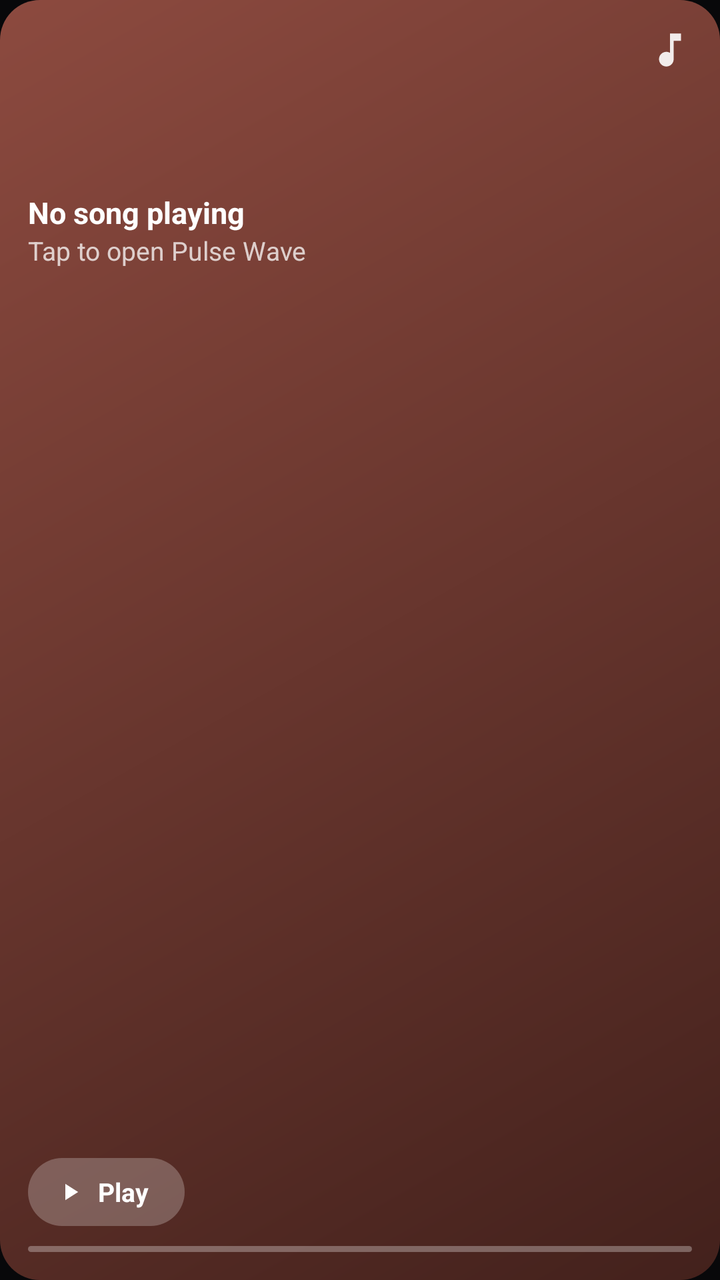
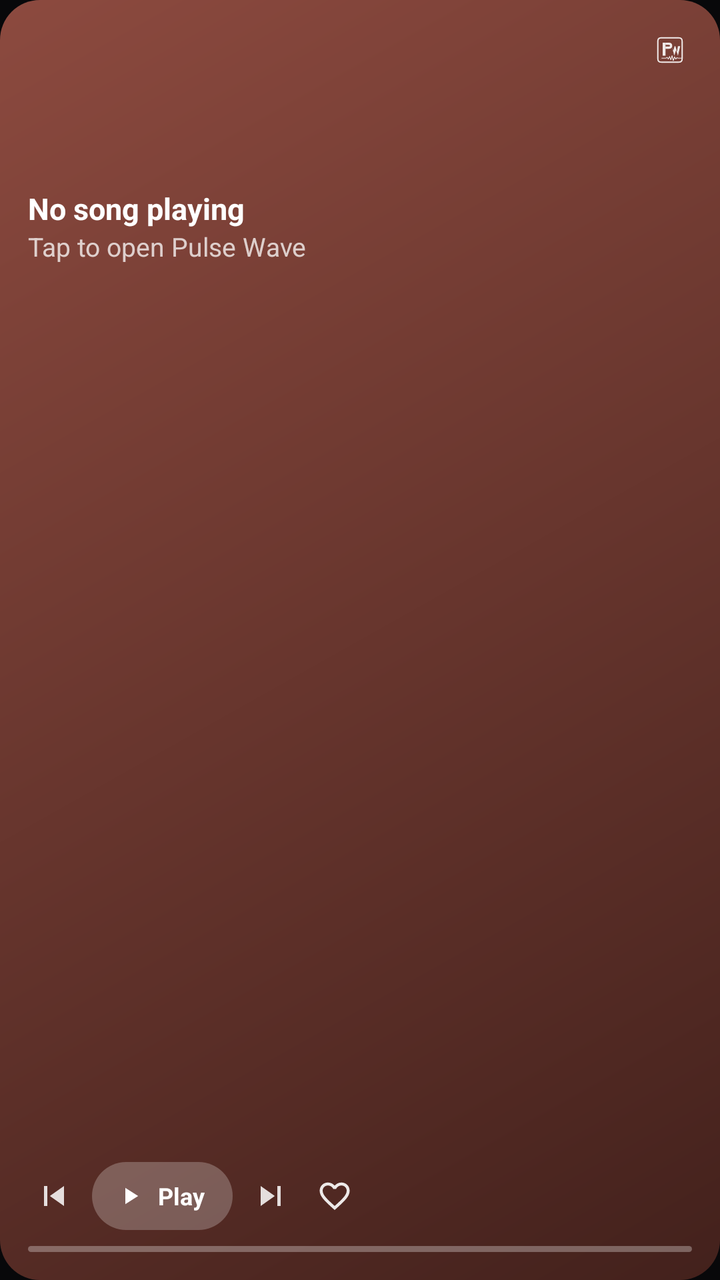

Before-and-after screenshots of an Android layout around one commit, followed by the original layout XML and the change that was made.
<!-- AndroidManifest.xml: application theme Theme.PulseWave -->
<!-- res/layout/widget_now_playing_square.xml -->
<?xml version="1.0" encoding="utf-8"?>
<FrameLayout xmlns:android="http://schemas.android.com/apk/res/android"
    android:id="@android:id/background"
    android:layout_width="match_parent"
    android:layout_height="match_parent"
    android:theme="@style/Theme.Widget.PulseWave">

    <ImageView
        android:id="@+id/widget_np_sq_bg"
        android:layout_width="match_parent"
        android:layout_height="match_parent"
        android:scaleType="fitXY"
        android:src="@drawable/widget_card_preview"
        android:contentDescription="@null" />

    <LinearLayout
        android:layout_width="match_parent"
        android:layout_height="match_parent"
        android:orientation="vertical"
        android:padding="14dp">

        <ImageView
            android:id="@+id/widget_np_sq_album_art"
            android:layout_width="72dp"
            android:layout_height="72dp"
            android:scaleType="centerCrop"
            android:contentDescription="@string/album_art" />

        <TextView
            android:id="@+id/widget_np_sq_title"
            android:layout_width="match_parent"
            android:layout_height="wrap_content"
            android:layout_marginTop="10dp"
            android:text="@string/not_playing"
            android:textSize="15sp"
            android:textStyle="bold"
            android:textColor="@color/widget_on_card"
            android:maxLines="1"
            android:ellipsize="end" />

        <TextView
            android:id="@+id/widget_np_sq_artist"
            android:layout_width="match_parent"
            android:layout_height="wrap_content"
            android:text="@string/tap_to_play"
            android:textSize="13sp"
            android:alpha="0.75"
            android:textColor="@color/widget_on_card"
            android:maxLines="1"
            android:ellipsize="end" />

        <Space
            android:layout_width="match_parent"
            android:layout_height="0dp"
            android:layout_weight="1" />

        <LinearLayout
            android:id="@+id/widget_np_sq_pill"
            android:layout_width="wrap_content"
            android:layout_height="34dp"
            android:orientation="horizontal"
            android:gravity="center_vertical"
            android:paddingStart="14dp"
            android:paddingEnd="18dp"
            android:background="@drawable/widget_pill_scrim_light">

            <ImageView
                android:id="@+id/widget_np_sq_play_pause"
                android:layout_width="14dp"
                android:layout_height="14dp"
                android:src="@drawable/ic_widget_play"
                android:contentDescription="@string/play_pause" />

            <TextView
                android:id="@+id/widget_np_sq_pill_text"
                android:layout_width="wrap_content"
                android:layout_height="wrap_content"
                android:layout_marginStart="7dp"
                android:text="@string/widget_play"
                android:textSize="13sp"
                android:textStyle="bold"
                android:textColor="@color/widget_on_card" />
        </LinearLayout>

        
        <FrameLayout
            android:id="@+id/widget_np_sq_progress"
            android:layout_width="match_parent"
            android:layout_height="3dp"
            android:layout_marginTop="10dp">

            <ImageView
                android:id="@+id/widget_np_sq_progress_track"
                android:layout_width="match_parent"
                android:layout_height="match_parent"
                android:alpha="0.3"
                android:src="@drawable/widget_progress_track"
                android:scaleType="fitXY"
                android:contentDescription="@null" />

            <ImageView
                android:id="@+id/widget_np_sq_progress_fill"
                android:layout_width="match_parent"
                android:layout_height="match_parent"
                android:src="@drawable/widget_progress_clip"
                android:scaleType="fitXY"
                android:contentDescription="@null" />
        </FrameLayout>
    </LinearLayout>

    <ImageView
        android:id="@+id/widget_np_sq_glyph"
        android:layout_width="22dp"
        android:layout_height="22dp"
        android:layout_gravity="top|end"
        android:layout_margin="14dp"
        android:alpha="0.9"
        android:src="@drawable/ic_widget_music_note"
        android:contentDescription="@null" />
</FrameLayout>
<!-- resources referenced by this layout -->
<resources>
  <color name="widget_on_card">#FFFFFFFF</color>
  <!-- drawable ic_widget_music_note (drawable) -->
  <vector xmlns:android="http://schemas.android.com/apk/res/android"
      android:width="24dp"
      android:height="24dp"
      android:viewportWidth="24"
      android:viewportHeight="24"
      android:tint="#FFFFFF">
      <path
          android:fillColor="@android:color/white"
          android:pathData="M12,3v10.55c-0.59,-0.34 -1.27,-0.55 -2,-0.55 -2.21,0 -4,1.79 -4,4s1.79,4 4,4 4,-1.79 4,-4V7h4V3h-6z" />
  </vector>
  <string name="album_art">Album art</string>
  <string name="not_playing">No song playing</string>
  <string name="play_pause">Play/Pause</string>
  <string name="tap_to_play">Tap to open Pulse Wave</string>
  <string name="widget_play">Play</string>
  <style name="Theme.Widget.PulseWave" parent="@android:style/Theme.DeviceDefault.DayNight">
          <item name="android:colorBackground">#E6E1E5</item>
      </style>
  <!-- unchanged entries left out for length: 7 -->
</resources>

<!-- the commit's change to res/layout/widget_now_playing_square.xml (unified diff, before → after) -->
@@ -24,13 +24,14 @@
             android:layout_width="72dp"
             android:layout_height="72dp"
             android:scaleType="centerCrop"
+            android:src="@mipmap/ic_launcher"
             android:contentDescription="@string/album_art" />
 
         <TextView
             android:id="@+id/widget_np_sq_title"
             android:layout_width="match_parent"
             android:layout_height="wrap_content"
-            android:layout_marginTop="10dp"
+            android:layout_marginTop="8dp"
             android:text="@string/not_playing"
             android:textSize="15sp"
             android:textStyle="bold"
@@ -54,32 +55,71 @@
             android:layout_height="0dp"
             android:layout_weight="1" />
 
+        
         <LinearLayout
-            android:id="@+id/widget_np_sq_pill"
+            android:id="@+id/widget_np_sq_controls"
             android:layout_width="wrap_content"
-            android:layout_height="34dp"
+            android:layout_height="wrap_content"
             android:orientation="horizontal"
-            android:gravity="center_vertical"
-            android:paddingStart="14dp"
-            android:paddingEnd="18dp"
-            android:background="@drawable/widget_pill_scrim_light">
+            android:gravity="center_vertical">
 
             <ImageView
-                android:id="@+id/widget_np_sq_play_pause"
-                android:layout_width="14dp"
-                android:layout_height="14dp"
-                android:src="@drawable/ic_widget_play"
-                android:contentDescription="@string/play_pause" />
+                android:id="@+id/widget_np_sq_prev"
+                android:layout_width="26dp"
+                android:layout_height="26dp"
+                android:padding="3dp"
+                android:layout_marginEnd="6dp"
+                android:alpha="0.85"
+                android:src="@drawable/ic_widget_skip_previous"
+                android:contentDescription="@string/previous" />
 
-            <TextView
-                android:id="@+id/widget_np_sq_pill_text"
+            <LinearLayout
+                android:id="@+id/widget_np_sq_pill"
                 android:layout_width="wrap_content"
-                android:layout_height="wrap_content"
-                android:layout_marginStart="7dp"
-                android:text="@string/widget_play"
-                android:textSize="13sp"
-                android:textStyle="bold"
-                android:textColor="@color/widget_on_card" />
+                android:layout_height="34dp"
+                android:orientation="horizontal"
+                android:gravity="center_vertical"
+                android:paddingStart="12dp"
+                android:paddingEnd="14dp"
+                android:background="@drawable/widget_pill_scrim_light">
+
+                <ImageView
+                    android:id="@+id/widget_np_sq_play_pause"
+                    android:layout_width="14dp"
+                    android:layout_height="14dp"
+                    android:src="@drawable/ic_widget_play"
+                    android:contentDescription="@string/play_pause" />
+
+                <TextView
+                    android:id="@+id/widget_np_sq_pill_text"
+                    android:layout_width="wrap_content"
+                    android:layout_height="wrap_content"
+                    android:layout_marginStart="7dp"
+                    android:text="@string/widget_play"
+                    android:textSize="12sp"
+                    android:textStyle="bold"
+                    android:textColor="@color/widget_on_card" />
+            </LinearLayout>
+
+            <ImageView
+                android:id="@+id/widget_np_sq_next"
+                android:layout_width="26dp"
+                android:layout_height="26dp"
+                android:padding="3dp"
+                android:layout_marginStart="6dp"
+                android:alpha="0.85"
+                android:src="@drawable/ic_widget_skip_next"
+                android:contentDescription="@string/next" />
+
+            <ImageView
+                android:id="@+id/widget_np_sq_like"
+                android:layout_width="22dp"
+                android:layout_height="22dp"
+                android:padding="2dp"
+                android:layout_marginStart="8dp"
+                android:alpha="0.9"
+                android:src="@drawable/ic_widget_heart_outline_nav"
+                android:contentDescription="@string/like" />
         </LinearLayout>
 
         
@@ -87,7 +127,7 @@
             android:id="@+id/widget_np_sq_progress"
             android:layout_width="match_parent"
             android:layout_height="3dp"
-            android:layout_marginTop="10dp">
+            android:layout_marginTop="8dp">
 
             <ImageView
                 android:id="@+id/widget_np_sq_progress_track"
@@ -115,6 +155,6 @@
         android:layout_gravity="top|end"
         android:layout_margin="14dp"
         android:alpha="0.9"
-        android:src="@drawable/ic_widget_music_note"
+        android:src="@drawable/ic_launcher_mono"
         android:contentDescription="@null" />
 </FrameLayout>
<!-- resource entries referenced after the edit -->
@@ -1,25 +1,92 @@
 <!-- resources referenced by this layout -->
 <resources>
   <color name="widget_on_card">#FFFFFFFF</color>
-  <!-- drawable ic_widget_music_note (drawable) -->
+  <!-- drawable ic_launcher_mono (drawable) -->
+  <?xml version="1.0" encoding="utf-8"?>
   <vector xmlns:android="http://schemas.android.com/apk/res/android"
-      android:width="24dp"
+      android:width="108dp"
+      android:height="108dp"
+      android:viewportWidth="108"
+      android:viewportHeight="108">
+      
+      
+      <path
+          android:strokeColor="#FFFFFF"
+          android:strokeWidth="3.2"
+          android:strokeLineCap="round"
+          android:strokeLineJoin="round"
+          android:pathData="M35,24 L73,24 C82,24 84,26 84,35 L84,73 C84,82 82,84 73,84 L35,84 C26,84 24,82 24,73 L24,35 C24,26 26,24 35,24 Z" />
+  
+      
+      <path
+          android:fillColor="#FFFFFF"
+          android:pathData="M36,36 L43,36 L43,68 L36,68 Z" />
+      <path
+          android:fillColor="#FFFFFF"
+          android:pathData="M43,36 L52,36 C56.5,36 59.5,38.8 59.5,43.5 C59.5,48.2 56.5,51 52,51 L43,51 Z M43,41.5 L43,45.5 L51,45.5 C52.8,45.5 54,44.8 54,43.5 C54,42.2 52.8,41.5 51,41.5 Z" />
+  
+      
+      <path
+          android:fillColor="#FFFFFF"
+          android:pathData="M59,44.5 L64.5,68 L69,54 L73.5,68 L79,44.5 L73.5,44.5 L71.2,58 L67.2,44.5 L65.3,44.5 L61.3,58 L59,44.5 Z" />
+  
+      
+      <path
+          android:strokeColor="#FFFFFF"
+          android:strokeWidth="1.8"
+          android:strokeLineCap="round"
+          android:strokeLineJoin="round"
+          android:pathData="M34,74 L44,74 L47,72 L50,76 L53,70 L56,78 L59,68 L62,80 L65,71 L68,76 L71,73 L74,74 L84,74" />
+  </vector>
+  <!-- drawable ic_widget_heart_outline_nav (drawable) -->
+  <vector xmlns:android="http://schemas.android.com/apk/res/android"
       android:height="24dp"
+      android:viewportHeight="24"
       android:viewportWidth="24"
+      android:width="24dp">
+      <path
+          android:fillColor="#FFFFFFFF"
+          android:pathData="M16.5,3c-1.74,0 -3.41,0.81 -4.5,2.09C10.91,3.81 9.24,3 7.5,3 4.42,3 2,5.42 2,8.5c0,3.78 3.4,6.86 8.55,11.54L12,21.35l1.45,-1.32C18.6,15.36 22,12.28 22,8.5 22,5.42 19.58,3 16.5,3zM12.1,18.55l-0.1,0.1 -0.1,-0.1C7.14,14.24 4,11.39 4,8.5 4,6.5 5.5,5 7.5,5c1.54,0 3.04,0.99 3.57,2.36h1.87C13.46,5.99 14.96,5 16.5,5c2,0 3.5,1.5 3.5,3.5 0,2.89 -3.14,5.74 -7.9,10.05z"/>
+  </vector>
+  <!-- drawable ic_widget_skip_next (drawable) -->
+  <vector xmlns:android="http://schemas.android.com/apk/res/android"
+      android:height="24dp"
       android:viewportHeight="24"
-      android:tint="#FFFFFF">
+      android:viewportWidth="24"
+      android:width="24dp">
       <path
-          android:fillColor="@android:color/white"
-          android:pathData="M12,3v10.55c-0.59,-0.34 -1.27,-0.55 -2,-0.55 -2.21,0 -4,1.79 -4,4s1.79,4 4,4 4,-1.79 4,-4V7h4V3h-6z" />
+          android:fillColor="#FFFFFFFF"
+          android:pathData="M6,18l8.5,-6L6,6v12zM16,6v12h2V6h-2z"/>
   </vector>
+  <!-- drawable ic_widget_skip_previous (drawable) -->
+  <vector xmlns:android="http://schemas.android.com/apk/res/android"
+      android:height="24dp"
+      android:viewportHeight="24"
+      android:viewportWidth="24"
+      android:width="24dp">
+      <path
+          android:fillColor="#FFFFFFFF"
+          android:pathData="M6,6h2v12L6,18zM9.5,12l8.5,6L18,6z"/>
+  </vector>
+  <!-- mipmap ic_launcher (drawable) -->
+  <?xml version="1.0" encoding="utf-8"?>
+  <adaptive-icon xmlns:android="http://schemas.android.com/apk/res/android">
+      <background android:drawable="@color/ic_launcher_background"/>
+      <foreground android:drawable="@drawable/ic_launcher_foreground"/>
+  </adaptive-icon>
   <string name="album_art">Album art</string>
+  <string name="like">Like</string>
+  <string name="next">Next</string>
   <string name="not_playing">No song playing</string>
   <string name="play_pause">Play/Pause</string>
+  <string name="previous">Previous</string>
   <string name="tap_to_play">Tap to open Pulse Wave</string>
   <string name="widget_play">Play</string>
   <style name="Theme.Widget.PulseWave" parent="@android:style/Theme.DeviceDefault.DayNight">
           <item name="android:colorBackground">#E6E1E5</item>
       </style>
+  <color name="ic_launcher_background">#000000</color>
+  <!-- drawable ic_launcher_foreground: png bitmap (drawable, 28133 bytes) -->
   <!-- unchanged entries left out for length: 7 -->
 </resources>
 
